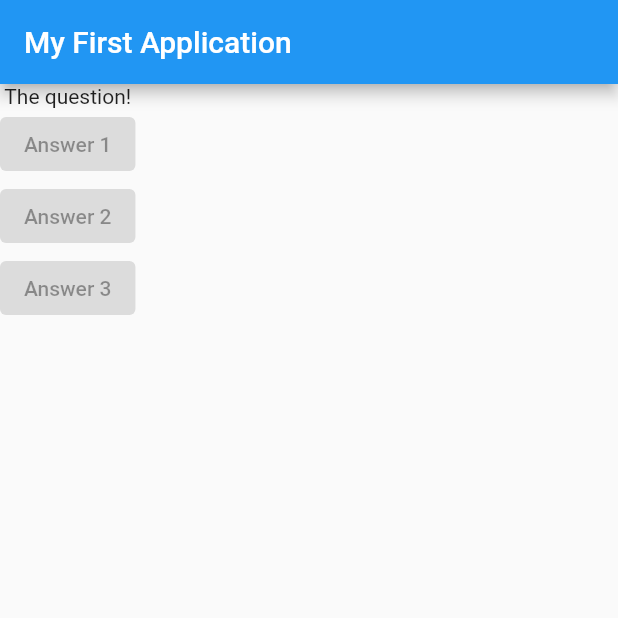
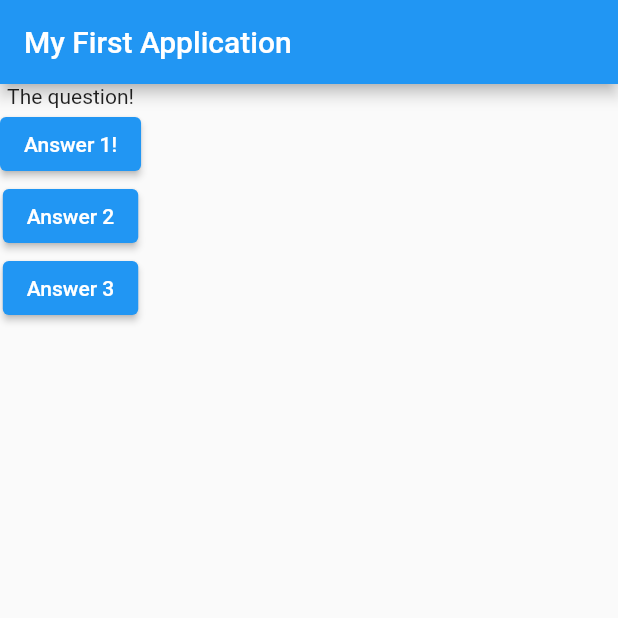
Before and after one commit to dinofilipovic/flutter_complete_guide, a Flutter app: the screen it shows after launch, on a phone screen of 412 x 824 dp, the top half of it. Run offline on Flutter 3.47's test engine with Material 2 defaults, Android fonts, the phone set to English and light mode, and no system bars.

Commit message:
Update on main.dart
Made an update with functions on the buttons.
Added anonymous functions with named functions.
Pointer to named function so we can call that function when button is pressed.

```diff
--- a/lib/main.dart
+++ b/lib/main.dart
@@ -5,6 +5,10 @@ void main() {
 }
 
 class MyApp extends StatelessWidget {
+  void answerQuestion() {
+    print('Answer Chosen!');
+  }
+
   @override
   Widget build(BuildContext context) {
     var questions = [
@@ -19,9 +23,15 @@ class MyApp extends StatelessWidget {
         body: Column(
           children: <Widget>[
             Text('The question!'),
-            ElevatedButton(onPressed: null, child: Text('Answer 1')),
-            ElevatedButton(onPressed: null, child: Text('Answer 2')),
-            ElevatedButton(onPressed: null, child: Text('Answer 3')),
+            ElevatedButton(onPressed: answerQuestion, child: Text('Answer 1!')),
+            ElevatedButton(
+                onPressed: () => print('Anoynmous function for Answer 2!!'),
+                child: Text('Answer 2')),
+            ElevatedButton(
+                onPressed: () {
+                  print('Hello from curly braces anonymous function!');
+                },
+                child: Text('Answer 3')),
           ],
         ),
       ),
```
